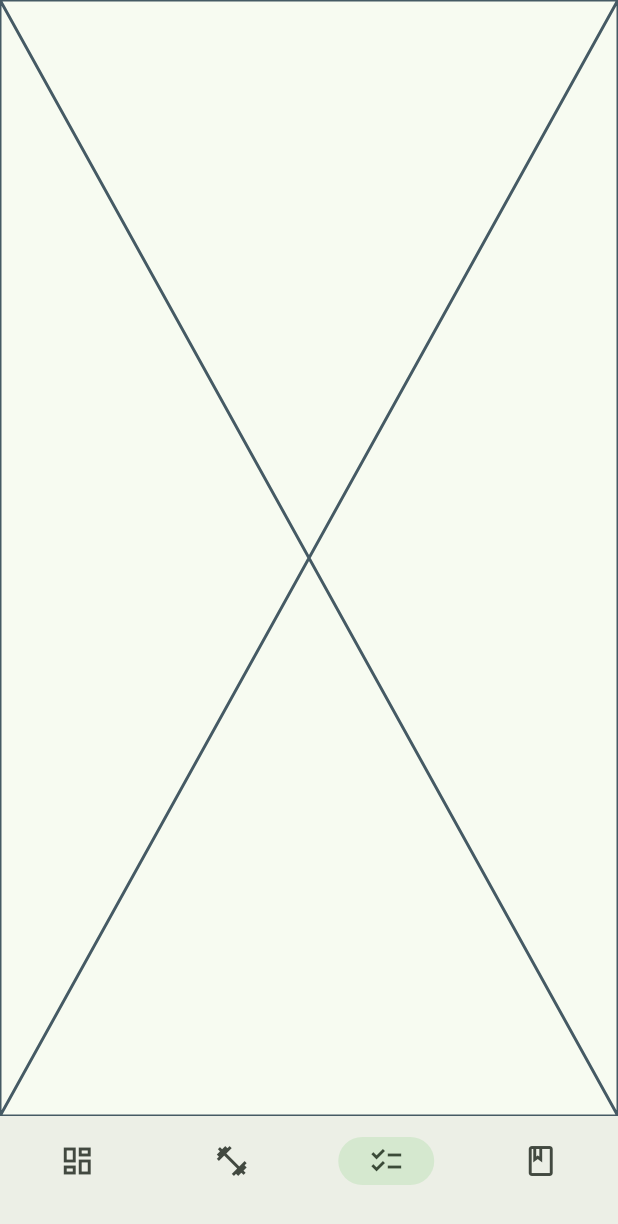
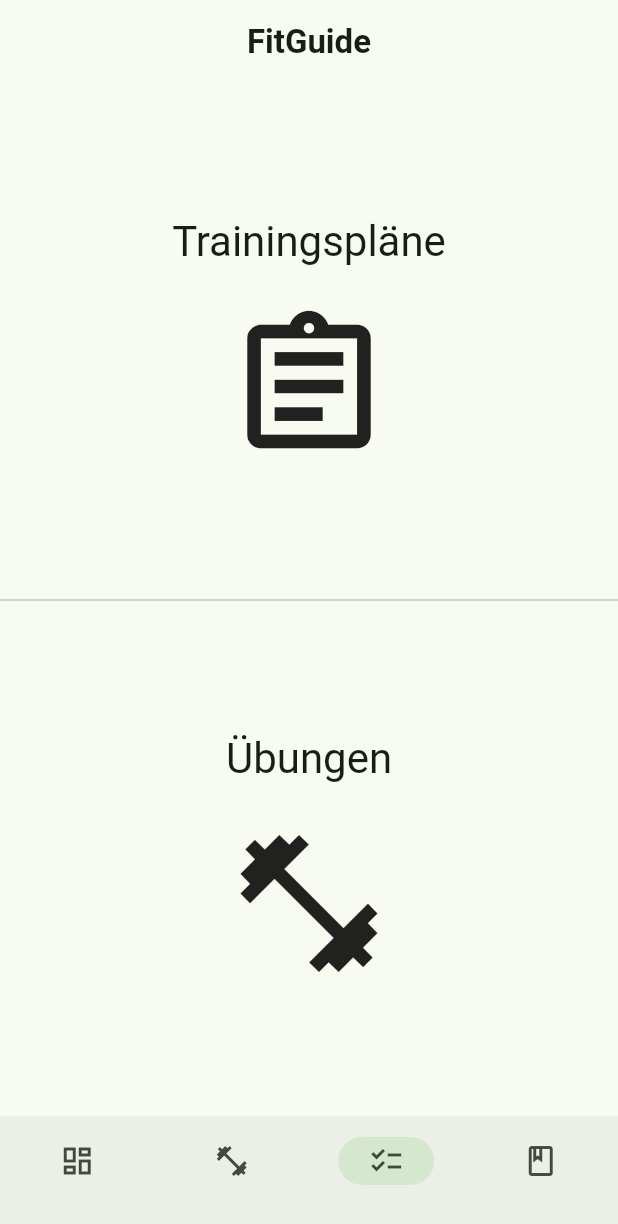
Before and after one commit to christophfroehlichh/Fitguide, a Flutter app: the screen it shows after launch, item 3 of the bottom bar chosen, on a phone screen of 412 x 824 dp. Shown: the top 1224 px of the screen. Run offline on Flutter 3.47's test engine with Material 3 defaults, Android fonts, the phone set to English and light mode, and no system bars.

Commit message:
feat: Added training_planner screen

```diff
--- a/lib/app_shell.dart
+++ b/lib/app_shell.dart
@@ -1,5 +1,6 @@
 import 'package:flutter/material.dart';
 import 'features/dashboard/dashboard_screen.dart';
+import 'features/training_planner/training_planner_screen.dart';
 
 class AppShell extends StatefulWidget {
   const AppShell({super.key});
@@ -16,7 +17,7 @@ class _AppShellState extends State<AppShell> {
     final Widget body = switch (_currentIndex) {
       0 => const DashboardScreen(),
       1 => const Placeholder(), // Training Planner (kommt später)
-      2 => const Placeholder(),
+      2 => const TrainingPlannerScreen(),
       3 => const Placeholder(),
       _ => const DashboardScreen(),
     };
--- /dev/null
+++ b/lib/features/training_planner/training_planner_screen.dart
@@ -0,0 +1,66 @@
+import 'package:flutter/material.dart';
+
+class TrainingPlannerScreen extends StatelessWidget {
+  const TrainingPlannerScreen({super.key});
+
+  @override
+  Widget build(BuildContext context) {
+    return Scaffold(
+      appBar: AppBar(
+        centerTitle: true,
+        title: const Text(
+          'FitGuide',
+          style: TextStyle(fontWeight: FontWeight.w600),
+        ),
+      ),
+      body: Column(
+        children: [
+          Expanded(
+            child: _BigActionTile(
+              title: 'Trainingspläne',
+              icon: Icons.assignment_outlined,
+              onTap: () {}, // später: Navigation
+            ),
+          ),
+          const Divider(height: 1),
+          Expanded(
+            child: _BigActionTile(
+              title: 'Übungen',
+              icon: Icons.fitness_center_outlined,
+              onTap: () {}, // später: Navigation
+            ),
+          ),
+        ],
+      ),
+    );
+  }
+}
+
+class _BigActionTile extends StatelessWidget {
+  final String title;
+  final IconData icon;
+  final VoidCallback onTap;
+
+  const _BigActionTile({
+    required this.title,
+    required this.icon,
+    required this.onTap,
+  });
+
+  @override
+  Widget build(BuildContext context) {
+    return InkWell(
+      onTap: onTap,
+      child: Center(
+        child: Column(
+          mainAxisSize: MainAxisSize.min,
+          children: [
+            Text(title, style: Theme.of(context).textTheme.headlineMedium),
+            const SizedBox(height: 24),
+            Icon(icon, size: 110),
+          ],
+        ),
+      ),
+    );
+  }
+}
```
